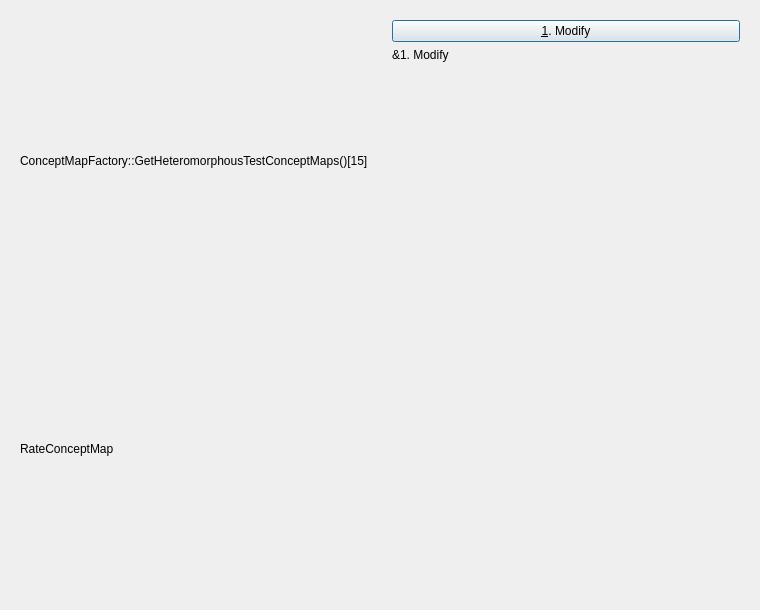
First picture: the form in Tools/ToolTestConceptMap/qttestrateconceptmapdialog.ui, repository richelbilderbeek/ProjectRichelBilderbeek, before the edit.
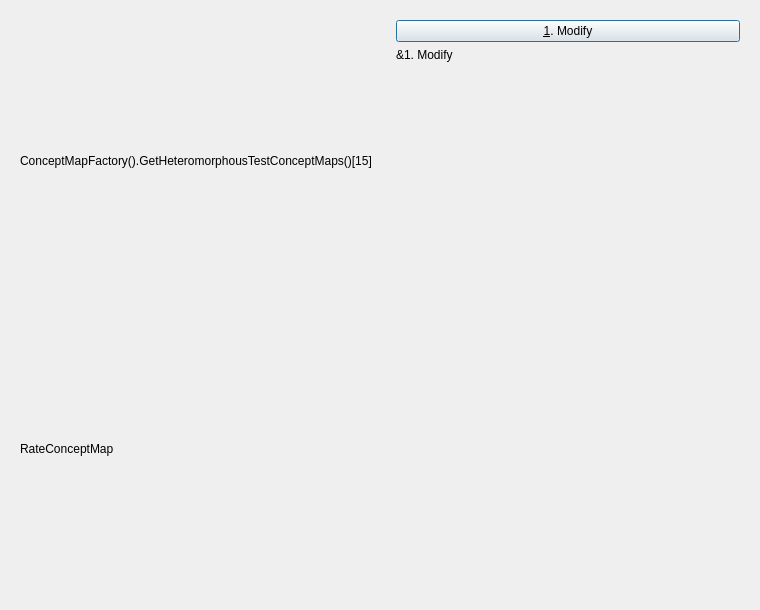
Second picture: the form after the edit.

Commit message: Brainweaver: get the concept maps running again

```diff
--- a/Tools/ToolTestConceptMap/qttestrateconceptmapdialog.ui
+++ b/Tools/ToolTestConceptMap/qttestrateconceptmapdialog.ui
@@ -20,7 +20,7 @@
       <item>
        <widget class="QLabel" name="label_test">
         <property name="text">
-         <string>ConceptMapFactory::GetHeteromorphousTestConceptMaps()[15]</string>
+         <string>ConceptMapFactory().GetHeteromorphousTestConceptMaps()[15]</string>
         </property>
        </widget>
       </item>
```
The commit also changes 17 other files.
